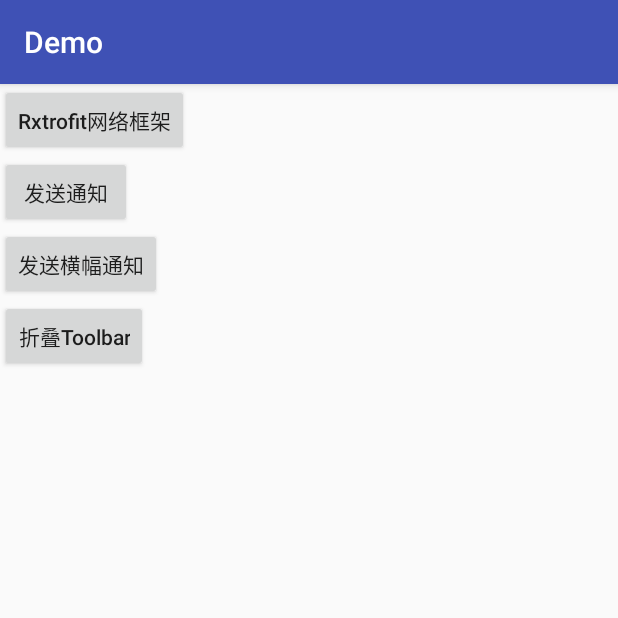
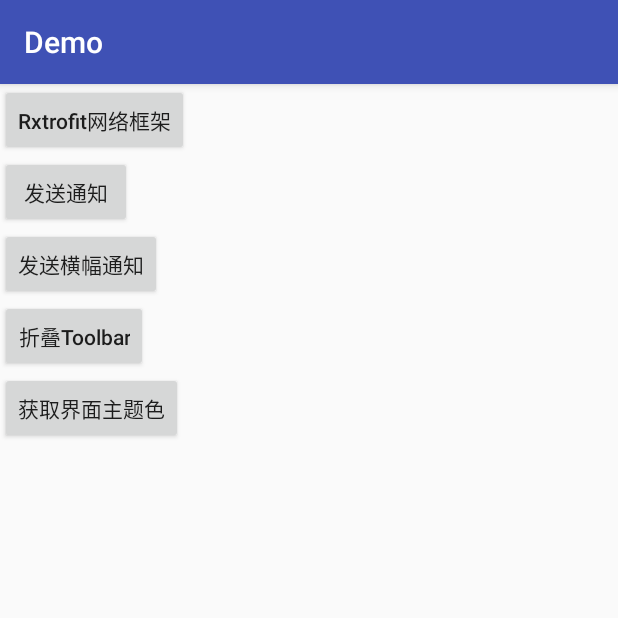
Before and after one commit to a-voyager/RxDemo, an Android app: the screen it shows after launch (MainActivity), on a phone screen of 412 x 824 dp, the top half of it. Run offline under Robolectric (Android 15) with nearby library versions, the phone set to English and light mode, and no system bars; our stand-ins replace ButterKnife.

Commit message:
add Palette.

```diff
--- a/app/build.gradle
+++ b/app/build.gradle
@@ -34,4 +34,5 @@ dependencies {
     compile 'com.squareup.retrofit2:converter-gson:2.0.2'
     compile 'com.android.support:cardview-v7:23.3.0'
     compile 'com.balysv:material-ripple:1.0.2'
+    compile 'com.android.support:palette-v7:23.3.0'
 }
--- a/app/src/main/AndroidManifest.xml
+++ b/app/src/main/AndroidManifest.xml
@@ -33,6 +33,8 @@
             android:label="@string/title_activity_scroll"
             android:theme="@style/AppTheme.NoActionBar">
         </activity>
+        <activity android:name=".view.PaletteActivity">
+        </activity>
     </application>
 
 </manifest>
--- a/app/src/main/res/layout/content_main.xml
+++ b/app/src/main/res/layout/content_main.xml
@@ -37,4 +37,11 @@
         android:layout_height="wrap_content"
         android:text="折叠Toolbar"
         android:textAllCaps="false"/>
+
+    <Button
+        android:id="@+id/btn_palette"
+        android:layout_width="wrap_content"
+        android:layout_height="wrap_content"
+        android:text="获取界面主题色"
+        android:textAllCaps="false"/>
 </LinearLayout>
```
Also changed, not shown: app/src/main/java/top/wuhaojie/rxdemo/MainActivity.java (+7 -0 lines), app/src/main/java/top/wuhaojie/rxdemo/view/PaletteActivity.java (added, +38 -0 lines), app/src/main/res/layout/activity_palette.xml (added, +27 -0 lines).
